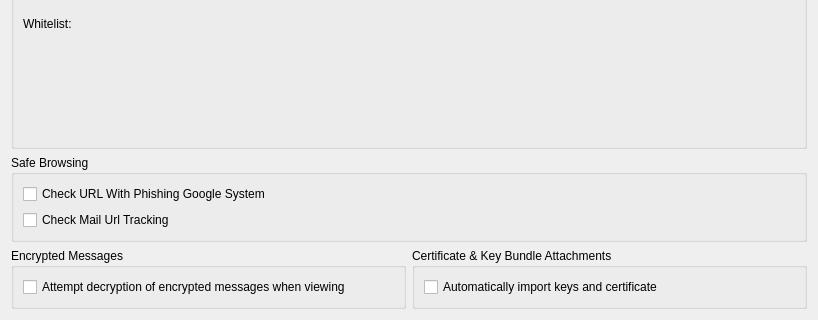
First picture: the form in src/ui/securitypagegeneraltab.ui, repository KDE/kmail, before the edit; both pictures show x 0 to 818 and y 282 to 602 of the 818 by 602 pixel window.
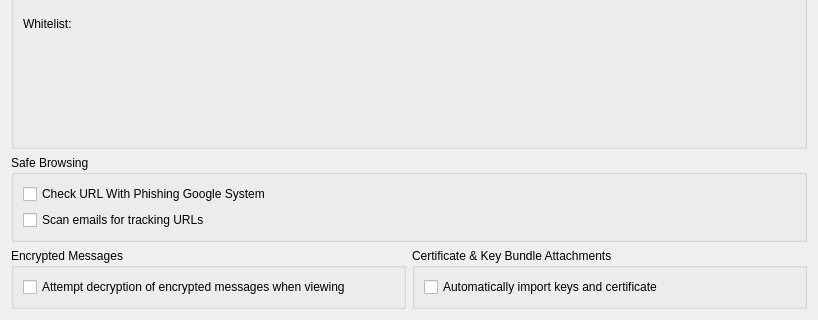
Second picture: the form after the edit. Custom widgets are drawn as their Qt base class.

Commit message:
Improve a few user-visible strings
Discussed here:
https://mail.kde.org/pipermail/kde-pim/2019-August/042486.html

What changed in the file:
```diff
--- a/src/ui/securitypagegeneraltab.ui
+++ b/src/ui/securitypagegeneraltab.ui
@@ -164,7 +164,7 @@
       <item>
        <widget class="QCheckBox" name="mCheckMailUrlTracking">
         <property name="text">
-         <string>Check Mail Url Tracking</string>
+         <string>Scan emails for tracking URLs</string>
         </property>
        </widget>
       </item>
```
The commit also changes 1 other file.
